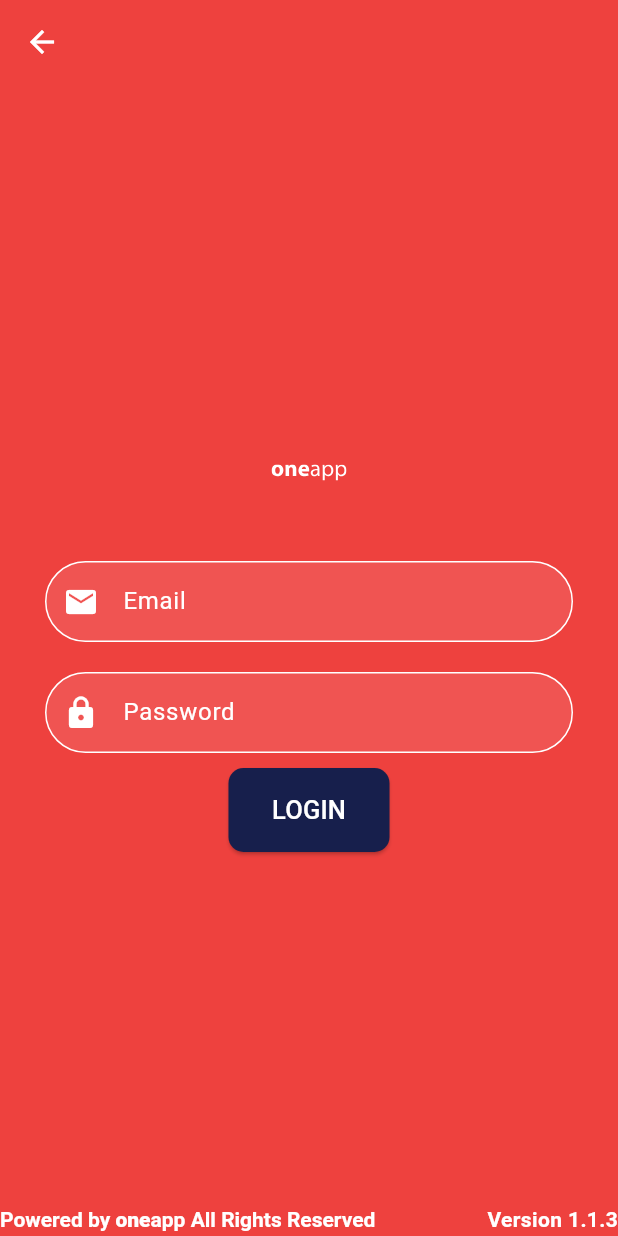
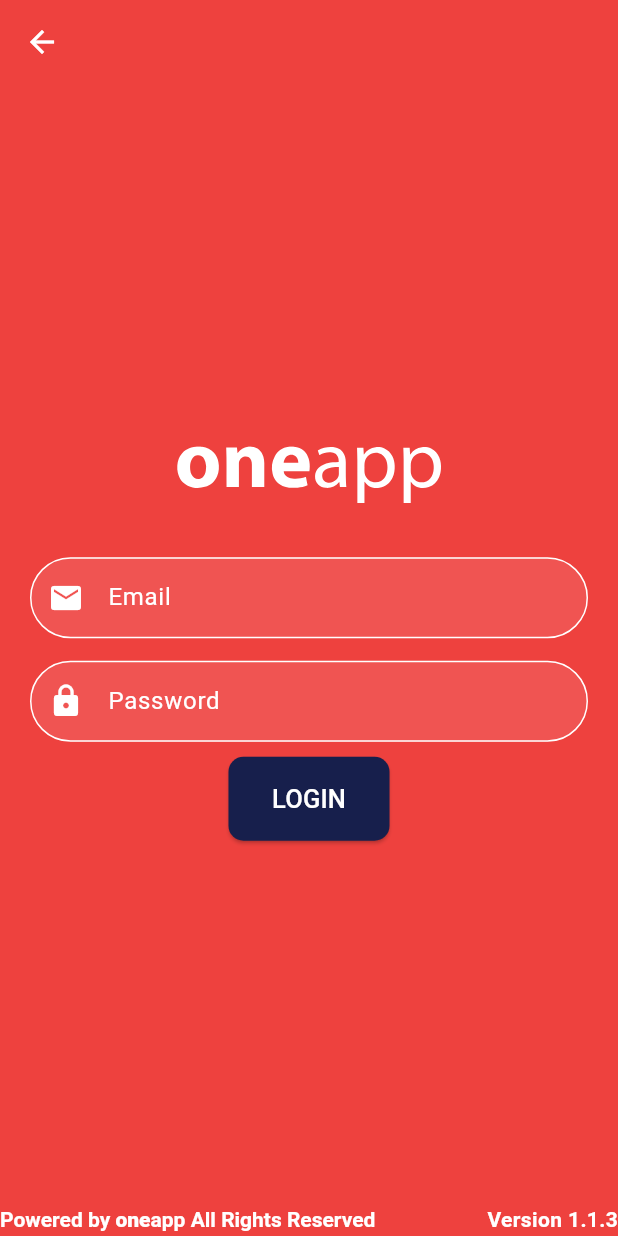
Before and after one commit to JaseemCA/One_App, a Flutter app: the Loginpage screen opened by its route, on a phone screen of 412 x 824 dp. Run offline on Flutter 3.47's test engine with Material 3 defaults, Android fonts, the light colour scheme and no system bars; our stand-ins replace dio, equatable, flutter_bloc, flutter_svg, hydrated_bloc, package_info_plus and 2 more; accounts and stored records are empty; network calls fail.

Commit message:
loginlogic is ready

```diff
--- a/lib/common/widgets/bottomSheet/bottomsheet.dart
+++ b/lib/common/widgets/bottomSheet/bottomsheet.dart
@@ -1,5 +1,3 @@
-
-
 import 'package:flutter/material.dart';
 import 'package:oneappcounter/common/widgets/button/custom_button.dart';
 import 'package:oneappcounter/core/config/color/appcolors.dart';
@@ -54,10 +52,10 @@ class BottomSheetContentState extends State<BottomSheetContent> {
               mainAxisAlignment: MainAxisAlignment.spaceBetween,
               children: [
                 const Padding(
-                  padding: EdgeInsets.symmetric(horizontal: 15),
+                  padding: EdgeInsets.symmetric(horizontal: 12),
                   child: Text(
                     'Select Services And Counter',
-                    style: TextStyle(fontSize: 22),
+                    style: TextStyle(fontSize: 20),
                   ),
                 ),
                 IconButton(
--- a/lib/common/widgets/bottom_navbar/bottom_navbar.dart
+++ b/lib/common/widgets/bottom_navbar/bottom_navbar.dart
@@ -34,7 +34,6 @@ class BottomNavbarState extends State<BottomNavbar>
         ],
       ),
       bottomNavigationBar: SizedBox(
-
         height: 70,
         child: TabBar(
           controller: _tabController,
@@ -71,7 +70,7 @@ class BottomNavbarState extends State<BottomNavbar>
                 color: Theme.of(context)
                     .bottomNavigationBarTheme
                     .selectedItemColor,
-                fontSize: 10,
+                fontSize: 9,
               ),
             ),
         ],
--- a/lib/presentation/auth/login/loginpage.dart
+++ b/lib/presentation/auth/login/loginpage.dart
@@ -1,13 +1,35 @@
+// ignore_for_file: use_build_context_synchronously
+
 import 'package:flutter/material.dart';
-import 'package:flutter_svg/flutter_svg.dart';
+import 'package:oneappcounter/common/widgets/one_app_logo/one_app_logo.dart';
 import 'package:oneappcounter/core/config/color/appcolors.dart';
 import 'package:oneappcounter/common/widgets/button/custom_button.dart';
 import 'package:oneappcounter/common/widgets/textfield/custom_text_field.dart';
 import 'package:oneappcounter/common/widgets/bottomSheet/bottomsheet.dart';
+import 'package:oneappcounter/model/user_credential.dart';
 import 'package:oneappcounter/routes.dart';
+import 'package:oneappcounter/services/auth_service.dart';
+import 'package:oneappcounter/services/networking_service.dart';
+import 'package:oneappcounter/services/utility_services.dart';
 
-class Loginpage extends StatelessWidget {
+class Loginpage extends StatefulWidget {
   const Loginpage({super.key});
+
+  @override
+  State<Loginpage> createState() => _LoginpageState();
+}
+
+class _LoginpageState extends State<Loginpage> {
+  final _emailTextController = TextEditingController();
+
+  final _passwordTextController = TextEditingController();
+
+  @override
+  void dispose() {
+    _emailTextController.dispose();
+    _passwordTextController.dispose();
+    super.dispose();
+  }
 
   @override
   Widget build(BuildContext context) {
@@ -17,7 +39,7 @@ class Loginpage extends StatelessWidget {
         leading: IconButton(
           icon: const Icon(Icons.arrow_back, color: Colors.white),
           onPressed: () {
-            Navigator.pop(context);
+            Navigator.pushNamed(context, AppRoutes.domainScreen);
           },
         ),
         elevation: 0,
@@ -29,38 +51,40 @@ class Loginpage extends StatelessWidget {
             child: Column(
               mainAxisAlignment: MainAxisAlignment.center,
               children: [
-                Align(
-                  alignment: Alignment.center,
-                  child: SvgPicture.asset(
-                    "assets/images/logoWhite.svg",
-                    height: 50,
-                    width: 50,
+                const Align(alignment: Alignment.center, child: OneAppLogo()),
+                const SizedBox(height: 10),
+                Text(
+                  NetworkingService.domainUrl ?? '',
+                  style: const TextStyle(
+                    color: Appcolors.activeFieldColor,
+                    decoration: TextDecoration.none,
                   ),
                 ),
-                const Text(
-                  " ",
-                  style: TextStyle(color: Colors.white, fontSize: 17),
-                ),
-                const Padding(
-                    padding: EdgeInsets.symmetric(vertical: 10, horizontal: 30),
+                Padding(
+                    padding:
+                        const EdgeInsets.symmetric(vertical: 5, horizontal: 20),
                     child: CustomTextField(
                         labelText: "Email",
+                        controller: _emailTextController,
                         hintText: "username@domain.com",
                         prefixIcon: Icons.mail)),
-                const Padding(
-                  padding: EdgeInsets.symmetric(vertical: 10, horizontal: 30),
+                Padding(
+                  padding:
+                      const EdgeInsets.symmetric(vertical: 10, horizontal: 20),
                   child: CustomTextField(
                       labelText: "Password",
+                      controller: _passwordTextController,
                       hintText: "P@ssWorD",
                       obscureText: true,
+                      onFieldSubmitted: (_) => loginUser(),
                       prefixIcon: Icons.lock),
                 ),
                 CustomElevatedButton(
                     backgroundColor: Appcolors.buttonColor,
                     text: "LOGIN",
                     onPressed: () {
-                      Navigator.pushNamed(context, AppRoutes.bottomNavBar);
-                    }),
+                      loginUser();
+                    })
               ],
             ),
           ),
@@ -124,4 +148,33 @@ class Loginpage extends StatelessWidget {
       builder: (context) => const BottomSheetContent(),
     );
   }
+
+  loginUser() async {
+    UtilityService.showLoadingAlert(context);
+    String email = (_emailTextController.text).trim();
+    String password = (_passwordTextController.text).trim();
+
+    if (email.isNotEmpty && password.isNotEmpty) {
+      bool loginSuccess = await AuthService.loginToDomain(
+        userdata: UserCredential(email: email, password: password),
+      );
+
+      if (!mounted) return;
+
+      Navigator.pop(context);
+
+      if (loginSuccess) {
+        Navigator.pushNamedAndRemoveUntil(
+          context,
+          AppRoutes.bottomNavBar,
+          (route) => false,
+        );
+      } else {
+        UtilityService.toast(context, "Can't authenticate user");
+      }
+    } else {
+      Navigator.pop(context);
+      UtilityService.toast(context, 'All fields are required');
+    }
+  }
 }
--- a/lib/presentation/splash/splash_screen.dart
+++ b/lib/presentation/splash/splash_screen.dart
@@ -7,7 +7,7 @@ import 'package:oneappcounter/services/splash_services.dart';
 import 'package:shimmer/shimmer.dart';
 
 class SplashScreen extends StatefulWidget {
-  const SplashScreen({Key? key}) : super(key: key);
+  const SplashScreen({super.key});
 
   @override
   SplashScreenState createState() => SplashScreenState();
--- a/lib/services/clock_service.dart
+++ b/lib/services/clock_service.dart
@@ -26,6 +26,7 @@ class ClockService {
   static Future<void> _emitTime() async {
     _timer = Timer.periodic(const Duration(seconds: 1), (timer) {
       try {
+        // ignore: no_leading_underscores_for_local_identifiers
         DateTime? _now = _time?.add(const Duration(seconds: 1));
         _time = _now;
         late String formattedTime;
```
Also changed, not shown: lib/presentation/auth/login/brach_domain.dart (+2 -48 lines).
